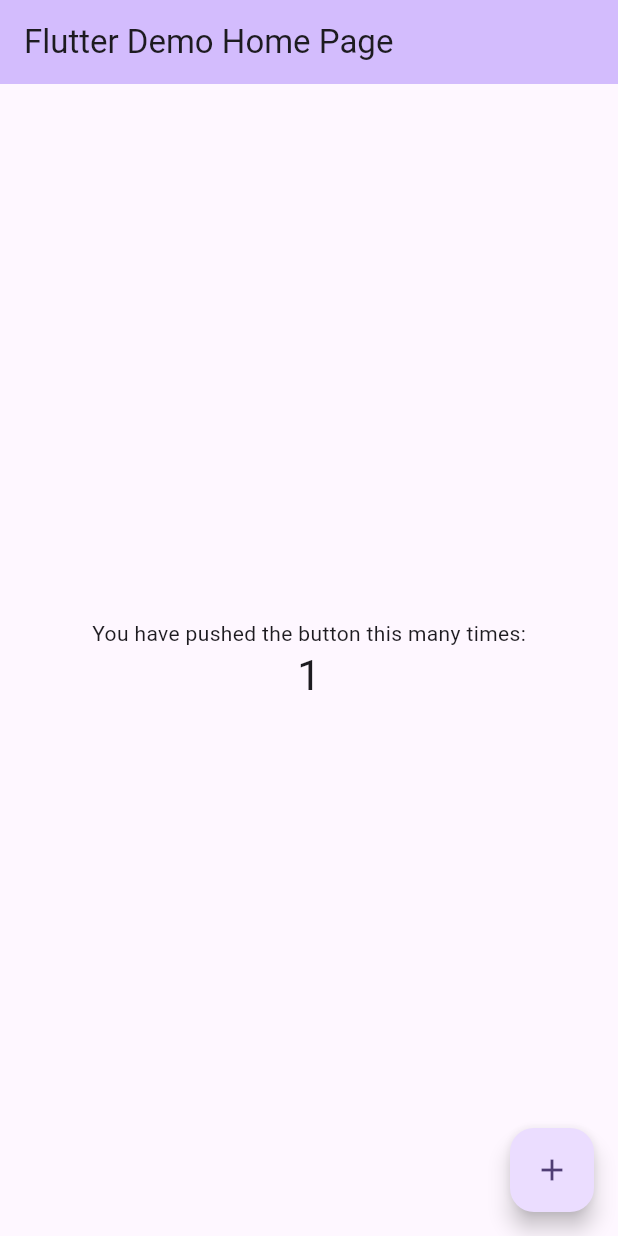
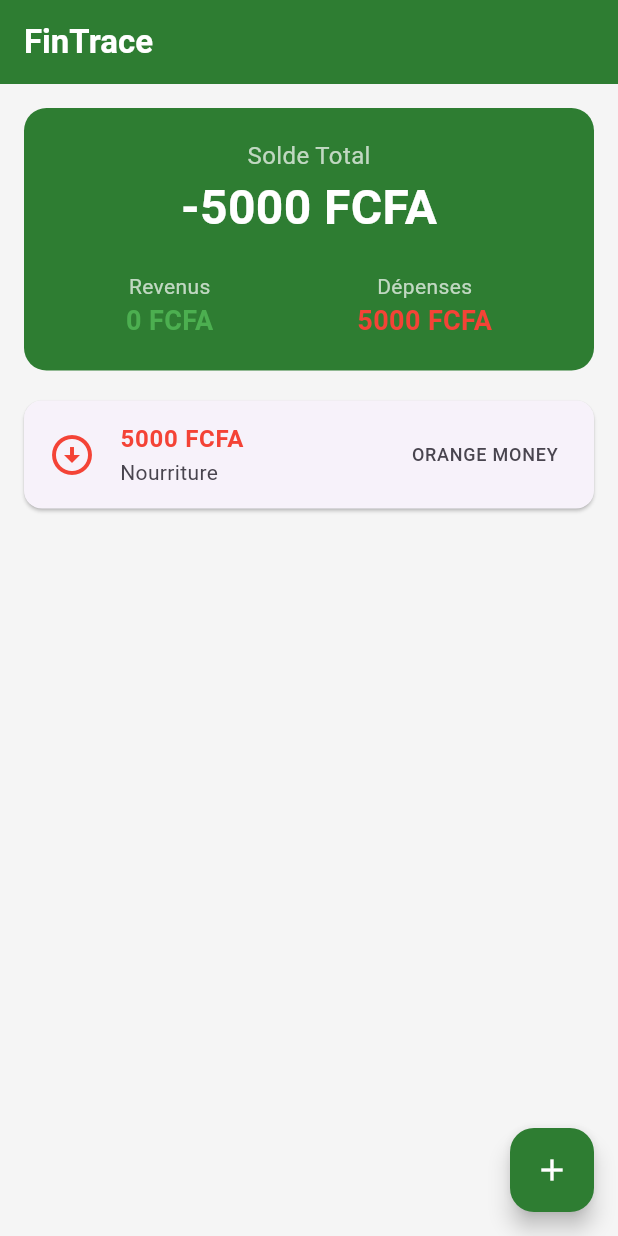
Before and after one commit to konateelhadjiibrahim9-rgb/FinTrace_Application, a Flutter app: the screen it shows after launch, after a tap on the "add" icon, on a phone screen of 412 x 824 dp. Run offline on Flutter 3.47's test engine with Material 3 defaults, Android fonts, the phone set to English and light mode, and no system bars.

Commit message:
écran d'accueil avec le bouton +

```diff
--- /dev/null
+++ b/lib/constants/app_constants.dart
@@ -0,0 +1,28 @@
+class AppConstants {
+  static const String appName = 'FinTrace';
+  static const String appVersion = '1.0.0';
+
+  // Couleurs de l'application
+  static const int primaryColor = 0xFF2E7D32; // Vert financier
+  static const int secondaryColor = 0xFFFFC107; // Orange vif
+  static const int backgroundColor = 0xFFF5F5F5;
+
+  // Catégories par défaut
+  static const List<String> expenseCategories = [
+    'Nourriture',
+    'Transport',
+    'Logement',
+    'Santé',
+    'Loisirs',
+    'Shopping',
+    'Autre'
+  ];
+
+  static const List<String> incomeCategories = [
+    'Salaire',
+    'Business',
+    'Cadeau',
+    'Investissement',
+    'Autre'
+  ];
+}
--- a/lib/main.dart
+++ b/lib/main.dart
@@ -1,122 +1,23 @@
 import 'package:flutter/material.dart';
+import 'screens/home_screen.dart';
 
 void main() {
-  runApp(const MyApp());
+  runApp(const FinTraceApp());
 }
 
-class MyApp extends StatelessWidget {
-  const MyApp({super.key});
+class FinTraceApp extends StatelessWidget {
+  const FinTraceApp({super.key});
 
-  // This widget is the root of your application.
   @override
   Widget build(BuildContext context) {
     return MaterialApp(
-      title: 'Flutter Demo',
+      title: 'FinTrace',
       theme: ThemeData(
-        // This is the theme of your application.
-        //
-        // TRY THIS: Try running your application with "flutter run". You'll see
-        // the application has a purple toolbar. Then, without quitting the app,
-        // try changing the seedColor in the colorScheme below to Colors.green
-        // and then invoke "hot reload" (save your changes or press the "hot
-        // reload" button in a Flutter-supported IDE, or press "r" if you used
-        // the command line to start the app).
-        //
-        // Notice that the counter didn't reset back to zero; the application
-        // state is not lost during the reload. To reset the state, use hot
-        // restart instead.
-        //
-        // This works for code too, not just values: Most code changes can be
-        // tested with just a hot reload.
-        colorScheme: .fromSeed(seedColor: Colors.deepPurple),
+        primarySwatch: Colors.green,
+        fontFamily: 'Roboto',
       ),
-      home: const MyHomePage(title: 'Flutter Demo Home Page'),
+      home: const HomeScreen(),
+      debugShowCheckedModeBanner: false,
     );
   }
 }
-
-class MyHomePage extends StatefulWidget {
-  const MyHomePage({super.key, required this.title});
-
-  // This widget is the home page of your application. It is stateful, meaning
-  // that it has a State object (defined below) that contains fields that affect
-  // how it looks.
-
-  // This class is the configuration for the state. It holds the values (in this
-  // case the title) provided by the parent (in this case the App widget) and
-  // used by the build method of the State. Fields in a Widget subclass are
-  // always marked "final".
-
-  final String title;
-
-  @override
-  State<MyHomePage> createState() => _MyHomePageState();
-}
-
-class _MyHomePageState extends State<MyHomePage> {
-  int _counter = 0;
-
-  void _incrementCounter() {
-    setState(() {
-      // This call to setState tells the Flutter framework that something has
-      // changed in this State, which causes it to rerun the build method below
-      // so that the display can reflect the updated values. If we changed
-      // _counter without calling setState(), then the build method would not be
-      // called again, and so nothing would appear to happen.
-      _counter++;
-    });
-  }
-
-  @override
-  Widget build(BuildContext context) {
-    // This method is rerun every time setState is called, for instance as done
-    // by the _incrementCounter method above.
-    //
-    // The Flutter framework has been optimized to make rerunning build methods
-    // fast, so that you can just rebuild anything that needs updating rather
-    // than having to individually change instances of widgets.
-    return Scaffold(
-      appBar: AppBar(
-        // TRY THIS: Try changing the color here to a specific color (to
-        // Colors.amber, perhaps?) and trigger a hot reload to see the AppBar
-        // change color while the other colors stay the same.
-        backgroundColor: Theme.of(context).colorScheme.inversePrimary,
-        // Here we take the value from the MyHomePage object that was created by
-        // the App.build method, and use it to set our appbar title.
-        title: Text(widget.title),
-      ),
-      body: Center(
-        // Center is a layout widget. It takes a single child and positions it
-        // in the middle of the parent.
-        child: Column(
-          // Column is also a layout widget. It takes a list of children and
-          // arranges them vertically. By default, it sizes itself to fit its
-          // children horizontally, and tries to be as tall as its parent.
-          //
-          // Column has various properties to control how it sizes itself and
-          // how it positions its children. Here we use mainAxisAlignment to
-          // center the children vertically; the main axis here is the vertical
-          // axis because Columns are vertical (the cross axis would be
-          // horizontal).
-          //
-          // TRY THIS: Invoke "debug painting" (choose the "Toggle Debug Paint"
-          // action in the IDE, or press "p" in the console), to see the
-          // wireframe for each widget.
-          mainAxisAlignment: .center,
-          children: [
-            const Text('You have pushed the button this many times:'),
-            Text(
-              '$_counter',
-              style: Theme.of(context).textTheme.headlineMedium,
-            ),
-          ],
-        ),
-      ),
-      floatingActionButton: FloatingActionButton(
-        onPressed: _incrementCounter,
-        tooltip: 'Increment',
-        child: const Icon(Icons.add),
-      ),
-    );
-  }
-}
--- /dev/null
+++ b/lib/models/transaction.dart
@@ -0,0 +1,45 @@
+class Transaction {
+  final String id;
+  final double amount;
+  final String category;
+  final DateTime date;
+  final String type; // 'income' ou 'expense'
+  final String description;
+  final String paymentMethod; // 'cash', 'orange_money', 'mtn_money', 'bank'
+
+  Transaction({
+    required this.id,
+    required this.amount,
+    required this.category,
+    required this.date,
+    required this.type,
+    required this.description,
+    required this.paymentMethod,
+  });
+
+  // Convertir en Map pour le stockage
+  Map<String, dynamic> toMap() {
+    return {
+      'id': id,
+      'amount': amount,
+      'category': category,
+      'date': date.toIso8601String(),
+      'type': type,
+      'description': description,
+      'paymentMethod': paymentMethod,
+    };
+  }
+
+  // Créer depuis Map
+  factory Transaction.fromMap(Map<String, dynamic> map) {
+    return Transaction(
+      id: map['id'],
+      amount: map['amount'].toDouble(),
+      category: map['category'],
+      date: DateTime.parse(map['date']),
+      type: map['type'],
+      description: map['description'],
+      paymentMethod: map['paymentMethod'],
+    );
+  }
+}
--- /dev/null
+++ b/lib/screens/home_screen.dart
@@ -0,0 +1,182 @@
+import 'package:flutter/material.dart';
+import '../constants/app_constants.dart';
+import '../models/transaction.dart';
+
+class HomeScreen extends StatefulWidget {
+  const HomeScreen({super.key});
+
+  @override
+  State<HomeScreen> createState() => _HomeScreenState();
+}
+
+class _HomeScreenState extends State<HomeScreen> {
+  double _totalBalance = 0.0;
+  double _totalIncome = 0.0;
+  double _totalExpenses = 0.0;
+  final List<Transaction> _transactions = [];
+
+  @override
+  Widget build(BuildContext context) {
+    return Scaffold(
+      backgroundColor: const Color(AppConstants.backgroundColor),
+      appBar: AppBar(
+        title: const Text(
+          'FinTrace',
+          style: TextStyle(
+            fontWeight: FontWeight.bold,
+            color: Colors.white,
+          ),
+        ),
+        backgroundColor: const Color(AppConstants.primaryColor),
+        elevation: 0,
+      ),
+      body: Column(
+        children: [
+          // Carte du solde
+          Container(
+            width: double.infinity,
+            margin: const EdgeInsets.all(16),
+            padding: const EdgeInsets.all(20),
+            decoration: BoxDecoration(
+              color: const Color(AppConstants.primaryColor),
+              borderRadius: BorderRadius.circular(15),
+            ),
+            child: Column(
+              children: [
+                const Text(
+                  'Solde Total',
+                  style: TextStyle(
+                    color: Colors.white70,
+                    fontSize: 16,
+                  ),
+                ),
+                Text(
+                  '${_totalBalance.toStringAsFixed(0)} FCFA',
+                  style: const TextStyle(
+                    color: Colors.white,
+                    fontSize: 32,
+                    fontWeight: FontWeight.bold,
+                  ),
+                ),
+                const SizedBox(height: 20),
+                Row(
+                  mainAxisAlignment: MainAxisAlignment.spaceAround,
+                  children: [
+                    _buildAmountCard('Revenus', _totalIncome, Colors.green),
+                    _buildAmountCard('Dépenses', _totalExpenses, Colors.red),
+                  ],
+                ),
+              ],
+            ),
+          ),
+
+          // Liste des transactions
+          Expanded(
+            child: _transactions.isEmpty
+                ? const Center(
+                    child: Column(
+                      mainAxisAlignment: MainAxisAlignment.center,
+                      children: [
+                        Icon(
+                          Icons.receipt_long,
+                          size: 64,
+                          color: Colors.grey,
+                        ),
+                        SizedBox(height: 16),
+                        Text(
+                          'Aucune transaction',
+                          style: TextStyle(
+                            color: Colors.grey,
+                            fontSize: 18,
+                          ),
+                        ),
+                      ],
+                    ),
+                  )
+                : ListView.builder(
+                    itemCount: _transactions.length,
+                    itemBuilder: (context, index) {
+                      final transaction = _transactions[index];
+                      return _buildTransactionCard(transaction);
+                    },
+                  ),
+          ),
+        ],
+      ),
+      floatingActionButton: FloatingActionButton(
+        onPressed: _addTransaction,
+        backgroundColor: const Color(AppConstants.primaryColor),
+        child: const Icon(Icons.add, color: Colors.white),
+      ),
+    );
+  }
+
+  Widget _buildAmountCard(String title, double amount, Color color) {
+    return Column(
+      children: [
+        Text(
+          title,
+          style: const TextStyle(
+            color: Colors.white70,
+            fontSize: 14,
+          ),
+        ),
+        Text(
+          '${amount.toStringAsFixed(0)} FCFA',
+          style: TextStyle(
+            color: color,
+            fontSize: 18,
+            fontWeight: FontWeight.bold,
+          ),
+        ),
+      ],
+    );
+  }
+
+  Widget _buildTransactionCard(Transaction transaction) {
+    return Card(
+      margin: const EdgeInsets.symmetric(horizontal: 16, vertical: 4),
+      child: ListTile(
+        leading: Icon(
+          transaction.type == 'income'
+              ? Icons.arrow_circle_up
+              : Icons.arrow_circle_down,
+          color: transaction.type == 'income' ? Colors.green : Colors.red,
+          size: 32,
+        ),
+        title: Text(
+          '${transaction.amount.toStringAsFixed(0)} FCFA',
+          style: TextStyle(
+            fontWeight: FontWeight.bold,
+            color: transaction.type == 'income' ? Colors.green : Colors.red,
+          ),
+        ),
+        subtitle: Text(transaction.category),
+        trailing: Text(
+          transaction.paymentMethod.replaceAll('_', ' ').toUpperCase(),
+          style: const TextStyle(fontSize: 12),
+        ),
+      ),
+    );
+  }
+
+  void _addTransaction() {
+    // Pour l'instant, on ajoute une transaction factice
+    // Dans la prochaine étape, on créera un formulaire
+    final newTransaction = Transaction(
+      id: DateTime.now().millisecondsSinceEpoch.toString(),
+      amount: 5000.0,
+      category: 'Nourriture',
+      date: DateTime.now(),
+      type: 'expense',
+      description: 'Courses alimentaires',
+      paymentMethod: 'orange_money',
+    );
+
+    setState(() {
+      _transactions.add(newTransaction);
+      _totalExpenses += newTransaction.amount;
+      _totalBalance = _totalIncome - _totalExpenses;
+    });
+  }
+}
```
Also changed, not shown: pubspec.yaml (+12 -73 lines), pubspec.lock, 1 other file.
